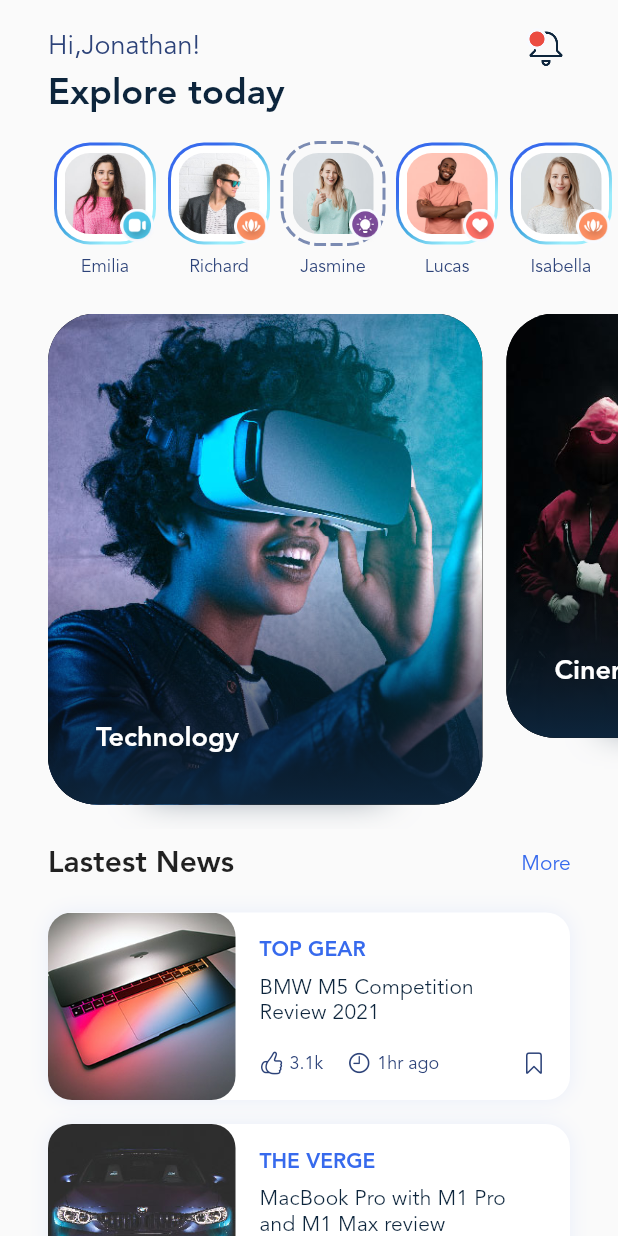
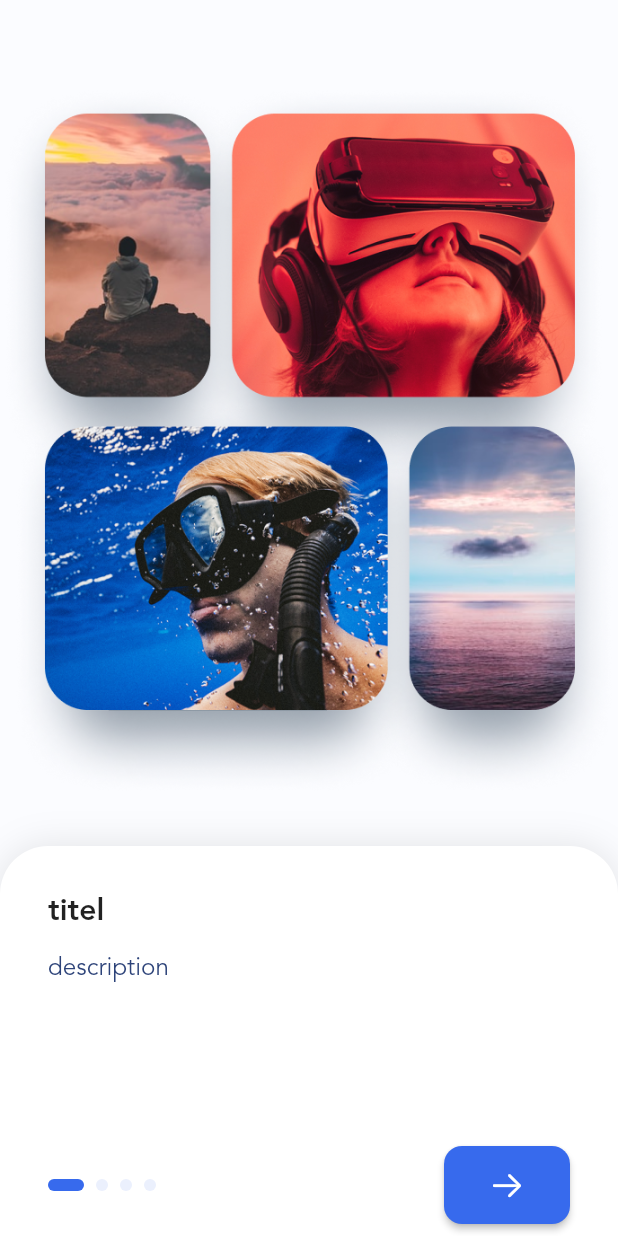
Before and after one commit to amirhosseinkhandestani/flutter_blogclub_project, a Flutter app: the screen it shows after launch, on a phone screen of 412 x 824 dp. Run offline on Flutter 3.47's test engine with Material 2 defaults, Android fonts, the phone set to English and light mode, and no system bars; drawn by our look-alikes of dotted_border, smooth_page_indicator; our stand-ins replace flutter_svg.

Commit message:
add onbording page and add smooth_page_indicator

```diff
--- a/lib/data.dart
+++ b/lib/data.dart
@@ -142,4 +142,19 @@ class AppDatabase {
           imageFileName: 'small_post_3.jpg'),
     ];
   }
+
+  static List<OnBordingItem> get OnBordingItems {
+    List<OnBordingItem> item = [];
+    for (var i = 0; i < 4; i++) {
+      item.add(OnBordingItem('titel', 'description'));
+    }
+    return item;
+  }
 }
+
+class OnBordingItem {
+  final String titel;
+  final String description;
+
+  OnBordingItem(this.titel, this.description);
+}
--- a/lib/main.dart
+++ b/lib/main.dart
@@ -37,7 +37,13 @@ class MyApp extends StatelessWidget {
                       fontSize: 14,
                       fontWeight: FontWeight.w400,
                       fontFamily: FontFamily.avenir)))),
-          primarySwatch: Colors.blue,
+          colorScheme: ColorScheme.light(
+              primary: primaryColor,
+              onPrimary: Colors.white,
+              onSurface: primaryTextColor,
+              onBackground: primaryTextColor,
+              background: Color(0xfffbfcff),
+              surface: Colors.white),
           textTheme: TextTheme(
               headlineSmall: const TextStyle(
                   fontFamily: FontFamily.avenir,
--- /dev/null
+++ b/lib/onbording.dart
@@ -0,0 +1,141 @@
+import 'package:flutter/cupertino.dart';
+import 'package:flutter/material.dart';
+import 'package:flutter_blogclub_project/data.dart';
+import 'package:flutter_blogclub_project/gen/assets.gen.dart';
+import 'package:flutter_blogclub_project/home.dart';
+import 'package:smooth_page_indicator/smooth_page_indicator.dart';
+
+class OnBordingScreen extends StatefulWidget {
+  const OnBordingScreen({super.key});
+
+  @override
+  State<OnBordingScreen> createState() => _OnBordingScreenState();
+}
+
+class _OnBordingScreenState extends State<OnBordingScreen> {
+  final PageController _pageController = PageController();
+  final items = AppDatabase.OnBordingItems;
+
+  int page = 0;
+  @override
+  void initState() {
+    _pageController.addListener(() {
+      if (_pageController.page!.round() != page) {
+        setState(() {
+          page = _pageController.page!.round();
+        });
+      }
+    });
+    super.initState();
+  }
+
+  @override
+  Widget build(BuildContext context) {
+    final ThemeData themeData = Theme.of(context);
+    return Scaffold(
+      backgroundColor: themeData.colorScheme.background,
+      body: SafeArea(
+        child: Column(
+          children: [
+            Expanded(
+              child: Padding(
+                padding: const EdgeInsets.only(top: 32, bottom: 8),
+                child: Assets.img.background.onboarding.image(),
+              ),
+            ),
+            Container(
+              height: 260,
+              decoration: BoxDecoration(
+                  color: themeData.colorScheme.surface,
+                  boxShadow: [
+                    BoxShadow(
+                      blurRadius: 20,
+                      color: Colors.black.withOpacity(0.1),
+                    )
+                  ],
+                  borderRadius: const BorderRadius.only(
+                      topLeft: Radius.circular(32),
+                      topRight: Radius.circular(32))),
+              child: Column(
+                children: [
+                  Expanded(
+                      child: PageView.builder(
+                          itemCount: items.length,
+                          controller: _pageController,
+                          itemBuilder: (context, index) {
+                            return Padding(
+                              padding: const EdgeInsets.all(32),
+                              child: Column(
+                                crossAxisAlignment: CrossAxisAlignment.start,
+                                children: [
+                                  Text(
+                                    items[index].titel,
+                                    style: themeData.textTheme.headlineSmall,
+                                  ),
+                                  const SizedBox(
+                                    height: 16,
+                                  ),
+                                  Text(
+                                    items[index].description,
+                                    style: themeData.textTheme.titleMedium!
+                                        .apply(fontSizeFactor: 0.9),
+                                  )
+                                ],
+                              ),
+                            );
+                          })),
+                  Container(
+                    height: 60,
+                    padding:
+                        const EdgeInsets.only(left: 32, right: 32, bottom: 8),
+                    child: Row(
+                      mainAxisAlignment: MainAxisAlignment.spaceBetween,
+                      children: [
+                        SmoothPageIndicator(
+                          controller: _pageController,
+                          count: items.length,
+                          effect: ExpandingDotsEffect(
+                              dotHeight: 8,
+                              dotWidth: 8,
+                              activeDotColor: themeData.colorScheme.primary,
+                              dotColor: themeData.colorScheme.primary
+                                  .withOpacity(0.1)),
+                        ),
+                        ElevatedButton(
+                          onPressed: () {
+                            if (page == items.length - 1) {
+                              Navigator.of(context).pushReplacement(
+                                  MaterialPageRoute(
+                                      builder: (context) =>
+                                          const HomeScreen()));
+                            } else {
+                              _pageController.animateToPage(page + 1,
+                                  duration: Duration(microseconds: 500),
+                                  curve: Curves.decelerate);
+                            }
+                          },
+                          style: ButtonStyle(
+                              minimumSize:
+                                  MaterialStateProperty.all(const Size(84, 60)),
+                              shape: MaterialStateProperty.all(
+                                  RoundedRectangleBorder(
+                                      borderRadius:
+                                          BorderRadius.circular(12)))),
+                          child: Icon(
+                            page == items.length - 1
+                                ? CupertinoIcons.check_mark
+                                : CupertinoIcons.arrow_right,
+                          ),
+                        )
+                      ],
+                    ),
+                  )
+                ],
+              ),
+            )
+          ],
+        ),
+      ),
+    );
+  }
+}
--- a/lib/splash.dart
+++ b/lib/splash.dart
@@ -2,6 +2,7 @@ import 'package:flutter/material.dart';
 import 'package:flutter/widgets.dart';
 import 'package:flutter_blogclub_project/gen/assets.gen.dart';
 import 'package:flutter_blogclub_project/home.dart';
+import 'package:flutter_blogclub_project/onbording.dart';
 
 class SplashScreen extends StatefulWidget {
   const SplashScreen({super.key});
@@ -15,7 +16,7 @@ class _SplashScreenState extends State<SplashScreen> {
   void initState() {
     Future.delayed(const Duration(seconds: 2)).then((value) {
       Navigator.of(context).pushReplacement(
-          MaterialPageRoute(builder: (context) => const HomeScreen()));
+          MaterialPageRoute(builder: (context) => const OnBordingScreen()));
     });
     super.initState();
   }
--- a/pubspec.yaml
+++ b/pubspec.yaml
@@ -37,6 +37,7 @@ dependencies:
   cupertino_icons: ^1.0.2
   dotted_border: ^2.0.0+3
   flutter_svg: ^2.0.4
+  smooth_page_indicator: ^1.0.1
 
 dev_dependencies:
   flutter_test:
```
Also changed, not shown: pubspec.lock.
